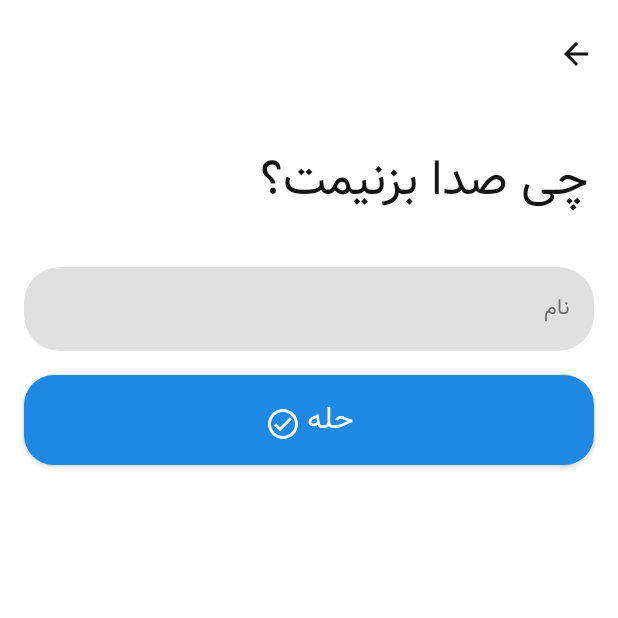
After one commit to benyaminbeyzaie/fake-nimkat, an Android app built with Jetpack Compose: the WhatsYourNameActivity screen opened directly, with no data from a screen before it, on a phone screen of 412 x 824 dp, the top half of it. The commit adds this screen. Run offline under Robolectric (Android 15) with nearby library versions, the light colour scheme and no system bars.

Commit message:
start to add profile api

```diff
--- a/app/src/main/java/com/nimkat/app/models/DataHolder.kt
+++ b/app/src/main/java/com/nimkat/app/models/DataHolder.kt
@@ -7,9 +7,10 @@ class DataHolder<T>(val data: T?, val message: String?, val status: DataStatus)
         fun <T> success(data: T): DataHolder<T> = DataHolder(data, null, DataStatus.Success)
         fun <T> loading(message: String? = "Loading..."): DataHolder<T> = DataHolder(null, message, DataStatus.Loading)
         fun <T> pure(): DataHolder<T> = DataHolder(null, null, DataStatus.Pure)
+        fun <T> needCompletion(): DataHolder<T> = DataHolder(null, null, DataStatus.NeedCompletion)
     }
 }
 
 enum class DataStatus {
-    Pure, Error, Loading, Success
+    Pure, Error, Loading, Success , NeedCompletion
 }
--- a/app/src/main/java/com/nimkat/app/utils/AuthPrefs.kt
+++ b/app/src/main/java/com/nimkat/app/utils/AuthPrefs.kt
@@ -10,6 +10,7 @@ import javax.inject.Singleton
 @Singleton
 class AuthPrefs @Inject constructor(@ApplicationContext context : Context){
     private val authPrefTag = "auth_tag";
+    private val authProfileTag = "profile_tag"
     private val prefs: SharedPreferences = PreferenceManager.getDefaultSharedPreferences(context)
 
     fun getAuthString(): String? {
@@ -22,7 +23,12 @@ class AuthPrefs @Inject constructor(@ApplicationContext context : Context){
         prefs.edit().putString(authPrefTag, query).apply()
     }
 
+    fun setProfileString(query: String){
+        prefs.edit().putString(authProfileTag , query).apply()
+    }
+
     fun clearAuth() {
         prefs.edit().remove(authPrefTag).apply()
+        prefs.edit().remove(authProfileTag).apply()
     }
 }
--- a/app/src/main/java/com/nimkat/app/utils/Keys.kt
+++ b/app/src/main/java/com/nimkat/app/utils/Keys.kt
@@ -3,3 +3,5 @@ package com.nimkat.app.utils
 const val MOBILE = "MOBILE"
 const val IMAGE_PATH = "IMAGE_PATH"
 const val CROP_IMAGE_CODE = 1234
+const val ASK_NAME_CODE = 1235
+const val ASK_GRADE_CODE = 1236
--- /dev/null
+++ b/app/src/main/java/com/nimkat/app/view/profile_edit/WhatsYourNameActivity.kt
@@ -0,0 +1,190 @@
+package com.nimkat.app.view.profile_edit
+
+import android.app.Activity
+import android.content.Intent
+import android.os.Bundle
+import androidx.activity.ComponentActivity
+import androidx.activity.compose.setContent
+import androidx.compose.foundation.background
+import androidx.compose.foundation.layout.*
+import androidx.compose.foundation.shape.RoundedCornerShape
+import androidx.compose.material.*
+import androidx.compose.material.icons.Icons
+import androidx.compose.material.icons.outlined.CheckCircle
+import androidx.compose.material.ripple.LocalRippleTheme
+import androidx.compose.runtime.Composable
+import androidx.compose.runtime.CompositionLocalProvider
+import androidx.compose.runtime.mutableStateOf
+import androidx.compose.runtime.remember
+import androidx.compose.ui.Modifier
+import androidx.compose.ui.draw.rotate
+import androidx.compose.ui.graphics.Color
+import androidx.compose.ui.platform.LocalContext
+import androidx.compose.ui.platform.LocalLayoutDirection
+import androidx.compose.ui.res.colorResource
+import androidx.compose.ui.res.painterResource
+import androidx.compose.ui.res.stringResource
+import androidx.compose.ui.text.TextStyle
+import androidx.compose.ui.tooling.preview.Preview
+import androidx.compose.ui.unit.LayoutDirection
+import androidx.compose.ui.unit.dp
+import androidx.compose.ui.unit.sp
+import com.nimkat.app.R
+import com.nimkat.app.ui.theme.RippleWhite
+import com.nimkat.app.ui.theme.mainFont
+import com.nimkat.app.ui.theme.secondFont
+import com.nimkat.app.view.profile_edit.ui.theme.NimkatTheme
+
+class WhatsYourNameActivity : ComponentActivity() {
+    override fun onCreate(savedInstanceState: Bundle?) {
+        super.onCreate(savedInstanceState)
+        setContent {
+            NimkatTheme {
+                // A surface container using the 'background' color from the theme
+                Surface(
+                    modifier = Modifier.fillMaxSize(),
+                    color = MaterialTheme.colors.background
+                ) {
+                    CompositionLocalProvider(LocalLayoutDirection provides LayoutDirection.Rtl) {
+                        Greeting2()
+                    }
+                }
+            }
+        }
+    }
+}
+
+@Composable
+fun Greeting2() {
+
+    val context = LocalContext.current
+    Column(
+        modifier = Modifier
+            .fillMaxSize()
+            .background(colorResource(R.color.background))
+    ) {
+        IconButton(
+            onClick = {
+                if (context is Activity) context.onBackPressed()
+            },
+            modifier = Modifier
+                .padding(4.dp, 12.dp)
+        ) {
+            Icon(
+                painter = painterResource(R.drawable.ic_back), null,
+                tint = colorResource(R.color.primary_text),
+                modifier = Modifier
+                    .size(24.dp)
+                    .rotate(180f)
+            )
+        }
+
+        Spacer(modifier = Modifier.height(4.dp))
+
+        Text(
+            stringResource(R.string.whats_your_name),
+            modifier = Modifier
+                .fillMaxWidth()
+                .padding(20.dp, 20.dp, 20.dp, 0.dp),
+            color = colorResource(R.color.primary_text),
+            fontFamily = secondFont,
+            fontSize = 32.sp
+        )
+
+        Spacer(modifier = Modifier.height(16.dp))
+
+        val name = remember { mutableStateOf("") }
+
+        TextField(
+            value = name.value,
+            maxLines = 1,
+            onValueChange = {
+                name.value = it
+            },
+            modifier = Modifier
+                .fillMaxWidth()
+                .padding(16.dp, 16.dp, 16.dp, 0.dp),
+            placeholder = {
+                Text(
+                    stringResource(id = R.string.name),
+                    fontFamily = mainFont,
+                    color = colorResource(
+                        R.color.color_hint
+                    ),
+                    fontSize = 14.sp
+                )
+            },
+            shape = RoundedCornerShape(24.dp),
+            colors = TextFieldDefaults.textFieldColors(
+                backgroundColor = colorResource(R.color.textfield_background),
+                focusedIndicatorColor = Color.Transparent,
+                unfocusedIndicatorColor = Color.Transparent,
+                disabledIndicatorColor = Color.Transparent
+            ),
+            textStyle = TextStyle(
+                fontSize = 14.sp,
+                fontFamily = mainFont,
+                color = colorResource(R.color.primary_text)
+            )
+        )
+
+        CompositionLocalProvider(LocalRippleTheme provides RippleWhite) {
+            Button(
+                onClick = {
+                    if (name.value != ""){
+                        val data = Intent().apply {
+                            putExtra("name", name.value)
+                        }
+                        if (context is Activity) {
+                            context.setResult(Activity.RESULT_OK, data)
+                            context.finish()
+                        }
+                    }
+                },
+                modifier = Modifier
+                    .fillMaxWidth()
+                    .padding(16.dp)
+                    .height(60.dp),
+                shape = RoundedCornerShape(20.dp),
+                colors = ButtonDefaults.buttonColors(backgroundColor = colorResource(R.color.blue)),
+            ) {
+                Row {
+                    Text(
+                        text = stringResource(R.string.ok),
+                        style = TextStyle(
+                            fontFamily = secondFont
+                        ),
+                        color = colorResource(R.color.white),
+                        fontSize = 20.sp,
+                    )
+                    Spacer(modifier = Modifier.width(4.dp))
+                    Icon(
+                        Icons.Outlined.CheckCircle,
+                        null,
+                        tint = colorResource(R.color.white),
+                        modifier = Modifier.padding(0.dp, 6.dp, 0.dp, 0.dp)
+                    )
+                }
+            }
+
+
+        }
+    }
+
+}
+
+@Preview(showBackground = true)
+@Composable
+fun DefaultPreview() {
+    NimkatTheme {
+        // A surface container using the 'background' color from the theme
+        Surface(
+            modifier = Modifier.fillMaxSize(),
+            color = MaterialTheme.colors.background
+        ) {
+            CompositionLocalProvider(LocalLayoutDirection provides LayoutDirection.Rtl) {
+                Greeting2()
+            }
+        }
+    }
+}
--- /dev/null
+++ b/app/src/main/java/com/nimkat/app/view/profile_edit/ui/theme/Color.kt
@@ -0,0 +1,8 @@
+package com.nimkat.app.view.profile_edit.ui.theme
+
+import androidx.compose.ui.graphics.Color
+
+val Purple200 = Color(0xFFBB86FC)
+val Purple500 = Color(0xFF6200EE)
+val Purple700 = Color(0xFF3700B3)
+val Teal200 = Color(0xFF03DAC5)
--- /dev/null
+++ b/app/src/main/java/com/nimkat/app/view/profile_edit/ui/theme/Shape.kt
@@ -0,0 +1,11 @@
+package com.nimkat.app.view.profile_edit.ui.theme
+
+import androidx.compose.foundation.shape.RoundedCornerShape
+import androidx.compose.material.Shapes
+import androidx.compose.ui.unit.dp
+
+val Shapes = Shapes(
+    small = RoundedCornerShape(4.dp),
+    medium = RoundedCornerShape(4.dp),
+    large = RoundedCornerShape(0.dp)
+)
--- /dev/null
+++ b/app/src/main/java/com/nimkat/app/view/profile_edit/ui/theme/Theme.kt
@@ -0,0 +1,44 @@
+package com.nimkat.app.view.profile_edit.ui.theme
+
+import androidx.compose.foundation.isSystemInDarkTheme
+import androidx.compose.material.MaterialTheme
+import androidx.compose.material.darkColors
+import androidx.compose.material.lightColors
+import androidx.compose.runtime.Composable
+
+private val DarkColorPalette = darkColors(
+    primary = Purple200,
+    primaryVariant = Purple700,
+    secondary = Teal200
+)
+
+private val LightColorPalette = lightColors(
+    primary = Purple500,
+    primaryVariant = Purple700,
+    secondary = Teal200
+
+    /* Other default colors to override
+    background = Color.White,
+    surface = Color.White,
+    onPrimary = Color.White,
+    onSecondary = Color.Black,
+    onBackground = Color.Black,
+    onSurface = Color.Black,
+    */
+)
+
+@Composable
+fun NimkatTheme(darkTheme: Boolean = isSystemInDarkTheme(), content: @Composable () -> Unit) {
+    val colors = if (darkTheme) {
+        DarkColorPalette
+    } else {
+        LightColorPalette
+    }
+
+    MaterialTheme(
+        colors = colors,
+        typography = Typography,
+        shapes = Shapes,
+        content = content
+    )
+}
--- /dev/null
+++ b/app/src/main/java/com/nimkat/app/view/profile_edit/ui/theme/Type.kt
@@ -0,0 +1,28 @@
+package com.nimkat.app.view.profile_edit.ui.theme
+
+import androidx.compose.material.Typography
+import androidx.compose.ui.text.TextStyle
+import androidx.compose.ui.text.font.FontFamily
+import androidx.compose.ui.text.font.FontWeight
+import androidx.compose.ui.unit.sp
+
+// Set of Material typography styles to start with
+val Typography = Typography(
+    body1 = TextStyle(
+        fontFamily = FontFamily.Default,
+        fontWeight = FontWeight.Normal,
+        fontSize = 16.sp
+    )
+    /* Other default text styles to override
+    button = TextStyle(
+        fontFamily = FontFamily.Default,
+        fontWeight = FontWeight.W500,
+        fontSize = 14.sp
+    ),
+    caption = TextStyle(
+        fontFamily = FontFamily.Default,
+        fontWeight = FontWeight.Normal,
+        fontSize = 12.sp
+    )
+    */
+)
--- a/app/src/main/java/com/nimkat/app/view_model/AuthViewModel.kt
+++ b/app/src/main/java/com/nimkat/app/view_model/AuthViewModel.kt
@@ -44,7 +44,11 @@ class AuthViewModel @Inject constructor(private val repository: AuthRepository)
         viewModelScope.launch {
             val response = repository.verifyCode(smsCode, id)
             if (response != null && response.isSuccessful && response.body() != null) {
-                _authModel.postValue(DataHolder.success(response.body()!!))
+                if (!response.body()!!.isProfileCompleted){
+                    _authModel.postValue(DataHolder.needCompletion())
+                }else {
+                    _authModel.postValue(DataHolder.success(response.body()!!))
+                }
             }else {
                 _authModel.postValue(DataHolder.error())
             }
--- a/app/src/main/res/values/strings.xml
+++ b/app/src/main/res/values/strings.xml
@@ -34,8 +34,12 @@
     <string name="change">تغییر</string>
     <string name="title_activity_grade">GradeActivity</string>
     <string name="choose_your_grade">مقطع تحصیلیت رو انتخاب کن</string>
+    <string name="whats_your_name">چی صدا بزنیمت؟</string>
     <string name="title_activity_question_detail">QuestionDetailActivity</string>
     <string name="question_and_answer">سوال و جواب</string>
     <string name="title_activity_question_crop">QuestionCropActivity</string>
     <string name="title_activity_main2">MainActivity2</string>
+    <string name="title_activity_whats_your_name">WhatsYourNameActivity</string>
+    <string name="name">نام</string>
+    <string name="title_activity_complete_profile">CompleteProfile</string>
 </resources>
```
Also changed, not shown: app/src/main/AndroidManifest.xml (+7 -2 lines), app/src/main/java/com/nimkat/app/api/NimkatApi.kt (+5 -4 lines), app/src/main/java/com/nimkat/app/models/AuthModel.kt (+33 -0 lines), app/src/main/java/com/nimkat/app/repository/AuthRepository.kt (+15 -4 lines), app/src/main/java/com/nimkat/app/view/main/CameraView.kt (+10 -4 lines), app/src/main/java/com/nimkat/app/view/otp/OtpActivity.kt (+7 -0 lines), app/src/main/java/com/nimkat/app/view/profile_edit/CompleteProfile.kt (added, +109 -0 lines), app/src/main/java/com/nimkat/app/view/profile_edit/grade/GradeActivity.kt (+22 -0 lines).
